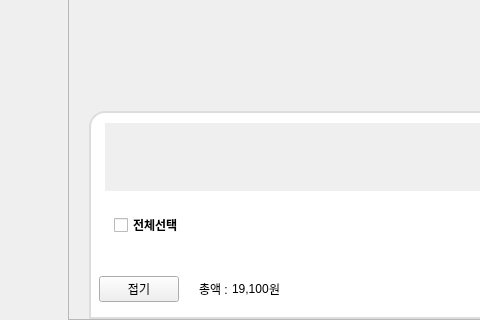
Qt form shopee_ros2/src/shopee_app/shopee_app/ui/layout_user.ui (addinedu-roscamp-7th/roscamp-repo-1) before a commit; both pictures show x 132 to 612 and y 392 to 712 of the 1025 by 712 pixel window.
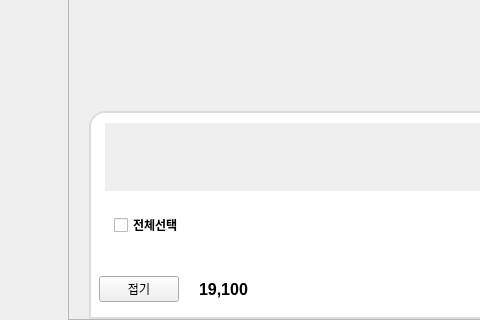
The same form after that commit. Icons and pictures are not drawn.

Patch:
```diff
--- a/shopee_ros2/src/shopee_app/shopee_app/ui/layout_user.ui
+++ b/shopee_ros2/src/shopee_app/shopee_app/ui/layout_user.ui
@@ -1045,27 +1045,20 @@
                      </property>
                     </spacer>
                    </item>
-                   <item>
-                    <widget class="QLabel" name="label_4">
-                     <property name="text">
-                      <string>총액 : </string>
-                     </property>
-                    </widget>
-                   </item>
                    <item>
                     <widget class="QLabel" name="label_pay_price">
+                     <property name="font">
+                      <font>
+                       <pointsize>12</pointsize>
+                       <weight>75</weight>
+                       <bold>true</bold>
+                      </font>
+                     </property>
                      <property name="text">
                       <string>19,100</string>
                      </property>
                     </widget>
                    </item>
-                   <item>
-                    <widget class="QLabel" name="label_5">
-                     <property name="text">
-                      <string>원</string>
-                     </property>
-                    </widget>
-                   </item>
                    <item>
                     <spacer name="horizontalSpacer_3">
                      <property name="orientation">
```
